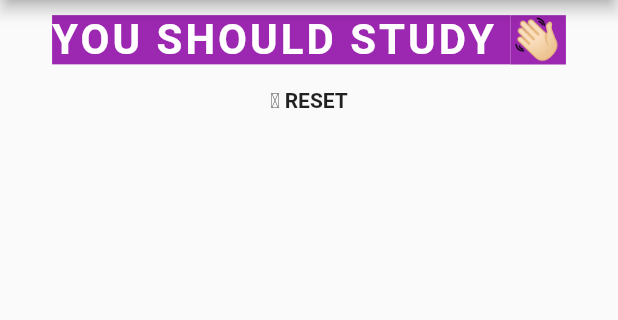
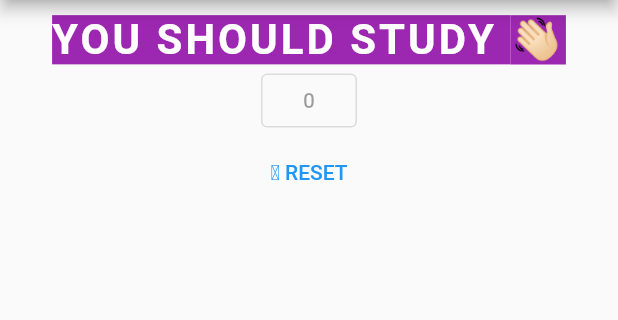
Before and after one commit to sarkartanmay393/Flutter-basics, a Flutter app: the screen it shows after launch, after a tap on "Pale Turquoise", after a tap on "90.9 Million Miles", after a tap on "Marun 58", on a phone screen of 412 x 824 dp, the part 84-404 px from its top. Run offline on Flutter 3.47's test engine with Material 2 defaults, Android fonts, the phone set to English and light mode, and no system bars.

Commit message:
Routine Push 5.31AM 30 Mar,22

```diff
--- a/Quiz Structure/lib/TestResult.dart
+++ b/Quiz Structure/lib/TestResult.dart
@@ -31,8 +31,17 @@ class TestResult extends StatelessWidget {
             textAlign: TextAlign.center,
 
           ),
-          FlatButton(child: Text("‣ RESET",
-                style: TextStyle(fontWeight: FontWeight.bold,),),
+          OutlinedButton(
+            child: Text(score.toString()),
+            style: OutlinedButton.styleFrom(
+              primary: Colors.black,
+              shadowColor: Colors.blue,
+
+            ),
+          ),
+          TextButton(
+            child: Text("‣ RESET"),
+            style: TextButton.styleFrom(primary: Colors.blue),
             onPressed: _resetHandler,),
 
         ],
```
